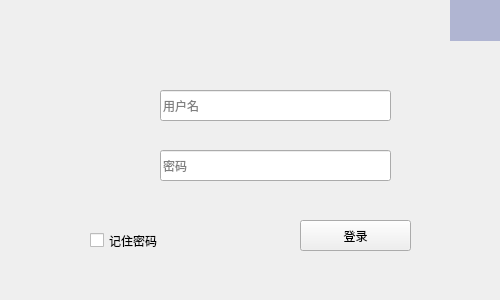
Old version of the form login.ui in the repository icodekang/Upload.
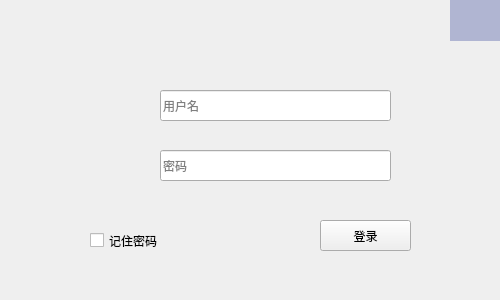
New version of the form. Icons and pictures are not drawn.

```diff
--- a/login.ui
+++ b/login.ui
@@ -210,9 +210,9 @@
   <widget class="QPushButton" name="loginBtn">
    <property name="geometry">
     <rect>
-     <x>300</x>
+     <x>320</x>
      <y>220</y>
-     <width>111</width>
+     <width>91</width>
      <height>31</height>
     </rect>
    </property>
```
